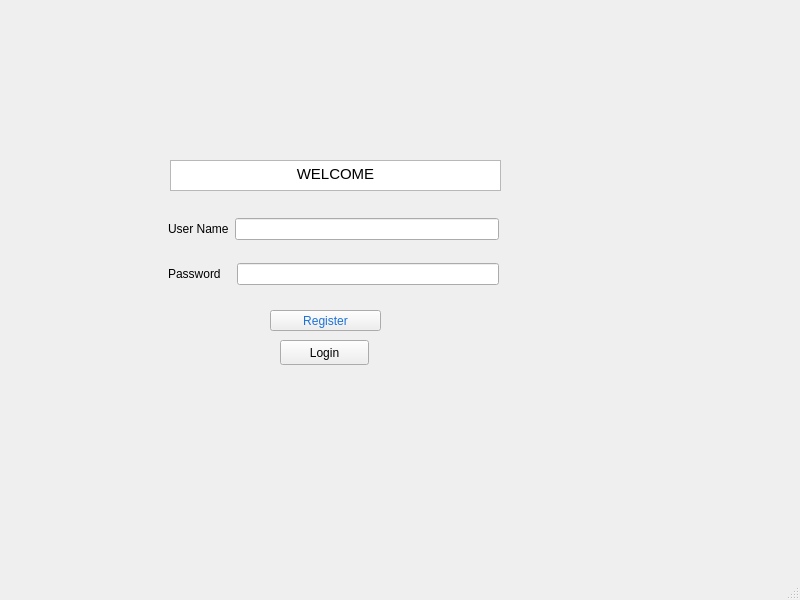
First picture: the form in mainwindow.ui, repository Norayr23/UserEncoder, before the edit.
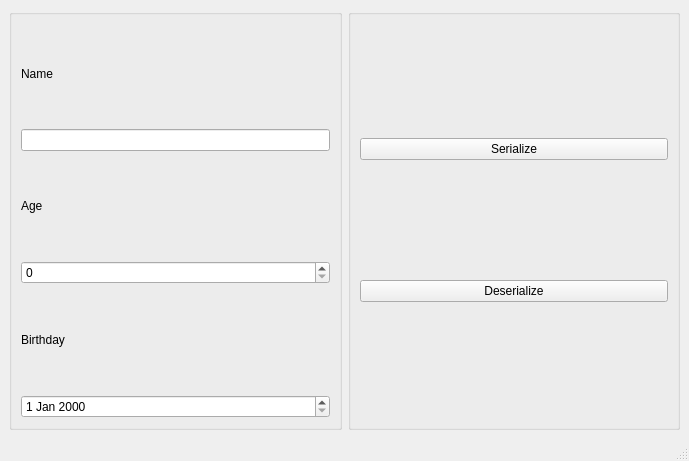
Second picture: the form after the edit.

```diff
--- a/mainwindow.ui
+++ b/mainwindow.ui
@@ -6,108 +6,84 @@
    <rect>
     <x>0</x>
     <y>0</y>
-    <width>800</width>
-    <height>600</height>
+    <width>689</width>
+    <height>461</height>
    </rect>
   </property>
   <property name="windowTitle">
    <string>MainWindow</string>
   </property>
   <widget class="QWidget" name="centralwidget">
-   <widget class="QPushButton" name="pushButton_login">
-    <property name="geometry">
-     <rect>
-      <x>280</x>
-      <y>340</y>
-      <width>89</width>
-      <height>25</height>
-     </rect>
-    </property>
-    <property name="text">
-     <string>Login</string>
-    </property>
-   </widget>
-   <widget class="QWidget" name="">
-    <property name="geometry">
-     <rect>
-      <x>168</x>
-      <y>201</y>
-      <width>331</width>
-      <height>101</height>
-     </rect>
-    </property>
-    <layout class="QVBoxLayout" name="verticalLayout">
-     <item>
-      <layout class="QHBoxLayout" name="horizontalLayout">
+   <layout class="QHBoxLayout" name="horizontalLayout">
+    <item>
+     <widget class="QGroupBox" name="verticalGroupBox">
+      <property name="sizePolicy">
+       <sizepolicy hsizetype="Preferred" vsizetype="Preferred">
+        <horstretch>1</horstretch>
+        <verstretch>0</verstretch>
+       </sizepolicy>
+      </property>
+      <layout class="QVBoxLayout" name="verticalLayout">
        <item>
-        <widget class="QLabel" name="label">
+        <widget class="QLabel" name="label_name">
          <property name="text">
-          <string>User Name</string>
+          <string>Name</string>
          </property>
         </widget>
        </item>
        <item>
-        <widget class="QLineEdit" name="lineEdit_UserName"/>
+        <widget class="QLineEdit" name="lineEdit_name"/>
        </item>
+       <item>
+        <widget class="QLabel" name="label_age">
+         <property name="text">
+          <string>Age</string>
+         </property>
+        </widget>
+       </item>
+       <item>
+        <widget class="QSpinBox" name="spinBox_age"/>
+       </item>
+       <item>
+        <widget class="QLabel" name="label_birthday">
+         <property name="text">
+          <string>Birthday</string>
+         </property>
+        </widget>
+       </item>
+       <item>
+        <widget class="QDateEdit" name="dateEdit"/>
+       </item>
       </layout>
-     </item>
-     <item>
-      <layout class="QHBoxLayout" name="horizontalLayout_2">
+     </widget>
+    </item>
+    <item>
+     <widget class="QGroupBox" name="verticalGroupBox_2">
+      <property name="sizePolicy">
+       <sizepolicy hsizetype="Preferred" vsizetype="Preferred">
+        <horstretch>1</horstretch>
+        <verstretch>0</verstretch>
+       </sizepolicy>
+      </property>
+      <layout class="QVBoxLayout" name="verticalLayout_2">
        <item>
-        <widget class="QLabel" name="label_2">
+        <widget class="QPushButton" name="pushButton_serialize">
          <property name="text">
-          <string>Password   </string>
+          <string>Serialize</string>
          </property>
         </widget>
        </item>
        <item>
-        <widget class="QLineEdit" name="lineEdit_Password"/>
+        <widget class="QPushButton" name="pushButton_deserialize">
+         <property name="text">
+          <string>Deserialize</string>
+         </property>
+        </widget>
        </item>
       </layout>
-     </item>
-    </layout>
-   </widget>
-   <widget class="QTextEdit" name="textEdit">
-    <property name="geometry">
-     <rect>
-      <x>170</x>
-      <y>160</y>
-      <width>331</width>
-      <height>31</height>
-     </rect>
-    </property>
-    <property name="font">
-     <font>
-      <pointsize>27</pointsize>
-     </font>
-    </property>
-    <property name="html">
-     <string>&lt;!DOCTYPE HTML PUBLIC &quot;-//W3C//DTD HTML 4.0//EN&quot; &quot;http://www.w3.org/TR/REC-html40/strict.dtd&quot;&gt;
-&lt;html&gt;&lt;head&gt;&lt;meta name=&quot;qrichtext&quot; content=&quot;1&quot; /&gt;&lt;meta charset=&quot;utf-8&quot; /&gt;&lt;style type=&quot;text/css&quot;&gt;
-p, li { white-space: pre-wrap; }
-hr { height: 1px; border-width: 0; }
-li.unchecked::marker { content: &quot;\2610&quot;; }
-li.checked::marker { content: &quot;\2612&quot;; }
-&lt;/style&gt;&lt;/head&gt;&lt;body style=&quot; font-family:'Ubuntu'; font-size:27pt; font-weight:400; font-style:normal;&quot;&gt;
-&lt;p align=&quot;center&quot; style=&quot; margin-top:0px; margin-bottom:0px; margin-left:0px; margin-right:0px; -qt-block-indent:0; text-indent:0px;&quot;&gt;&lt;span style=&quot; font-size:11pt;&quot;&gt;WELCOME&lt;/span&gt;&lt;/p&gt;&lt;/body&gt;&lt;/html&gt;</string>
-    </property>
-   </widget>
-   <widget class="QPushButton" name="pushButton_register">
-    <property name="geometry">
-     <rect>
-      <x>270</x>
-      <y>310</y>
-      <width>111</width>
-      <height>21</height>
-     </rect>
-    </property>
-    <property name="styleSheet">
-     <string notr="true">color: rgb(28, 113, 216);</string>
-    </property>
-    <property name="text">
-     <string>Register</string>
-    </property>
-   </widget>
+     </widget>
+    </item>
+   </layout>
   </widget>
   <widget class="QMenuBar" name="menubar">
    <property name="geometry">
```
Left out of the diff: 2 changed lines with no effect on the pictures.
